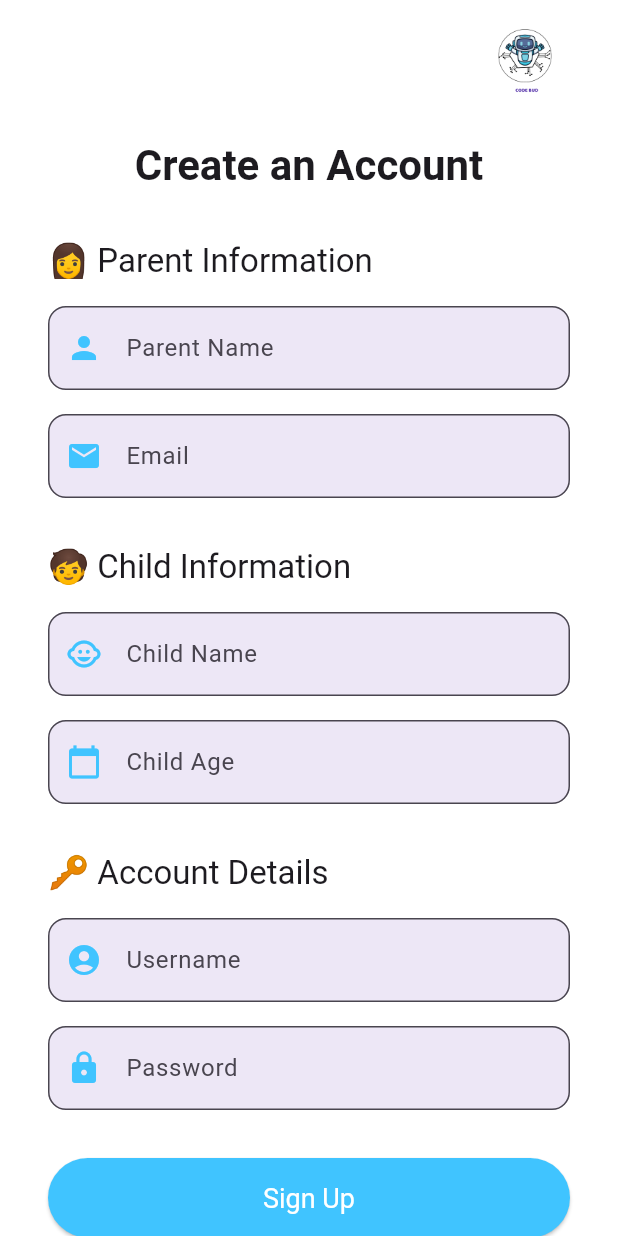
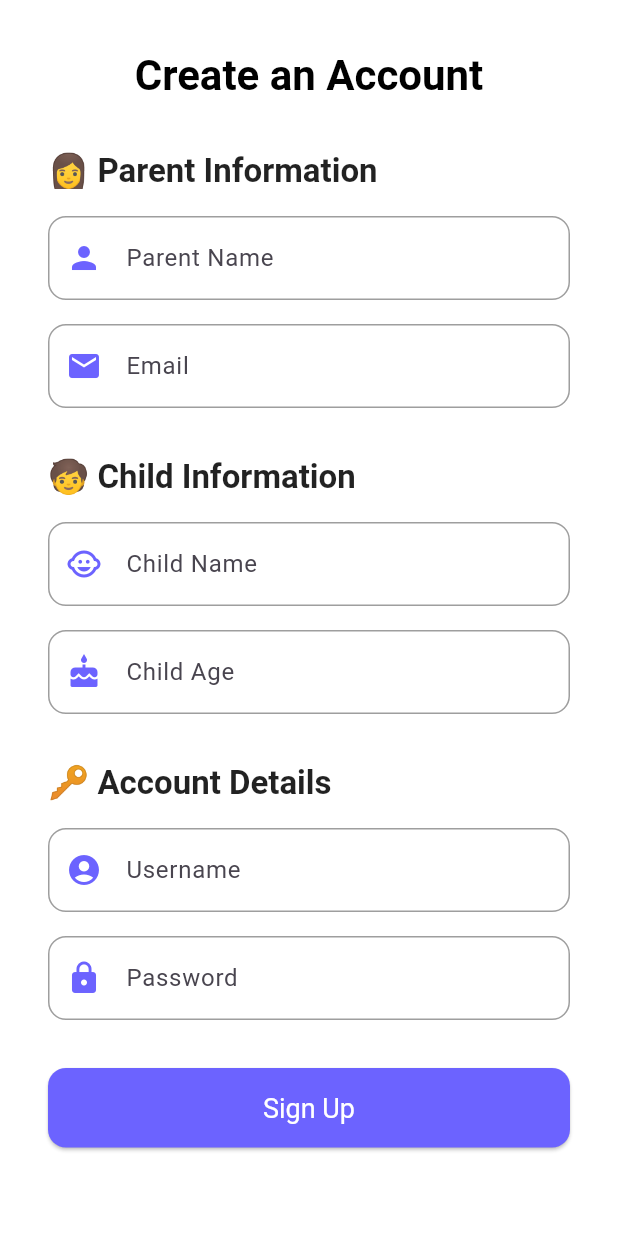
Before and after one commit to HAMZl/codebud-learning-app, a Flutter app: the SignUpPage screen opened by its route, on a phone screen of 412 x 824 dp. Run offline on Flutter 3.47's test engine with Material 3 defaults, Android fonts, the phone set to English and light mode, and no system bars.

Commit message:
Imrpoved styling for signup page

```diff
--- a/frontend/flutter_app/lib/screens/signup_page.dart
+++ b/frontend/flutter_app/lib/screens/signup_page.dart
@@ -21,7 +21,8 @@ class _SignUpPageState extends State<SignUpPage> {
   bool isLoading = false;
   bool isError = false;
 
-  // Validation function
+  static const Color primaryColor = Color(0xFF6C63FF);
+
   bool validateFields() {
     if (parentNameController.text.isEmpty ||
         emailController.text.isEmpty ||
@@ -44,7 +45,6 @@ class _SignUpPageState extends State<SignUpPage> {
     return true;
   }
 
-  // Function to handle sign up
   Future<void> handleSignUp() async {
     if (!validateFields()) return;
 
@@ -65,19 +65,14 @@ class _SignUpPageState extends State<SignUpPage> {
 
     try {
       final response = await http.post(
-        Uri.parse(
-          'http://127.0.0.1:5000/signup',
-        ), // CHANGE TO YOUR BACKEND URL IF NEEDED
+        Uri.parse('http://127.0.0.1:5000/signup'),
         headers: {"Content-Type": "application/json"},
         body: jsonEncode(body),
       );
 
       if (!mounted) return;
-
       final data = jsonDecode(response.body);
-      setState(() {
-        isLoading = false;
-      });
+      setState(() => isLoading = false);
 
       if (response.statusCode == 200 && data['success'] == true) {
         ScaffoldMessenger.of(context).showSnackBar(
@@ -119,17 +114,25 @@ class _SignUpPageState extends State<SignUpPage> {
 
   InputDecoration styledInputDecoration(String label, IconData icon) {
     return InputDecoration(
-      prefixIcon: Icon(icon, color: Colors.lightBlueAccent),
       labelText: label,
+      prefixIcon: Icon(icon, color: primaryColor),
       filled: true,
-      fillColor: Colors.deepPurple.shade50,
+      fillColor: Colors.white,
+      contentPadding: const EdgeInsets.symmetric(
+        vertical: 16.0,
+        horizontal: 16.0,
+      ),
       border: OutlineInputBorder(
         borderRadius: BorderRadius.circular(12),
-        borderSide: const BorderSide(color: Colors.deepPurple),
+        borderSide: const BorderSide(color: Colors.grey),
+      ),
+      enabledBorder: OutlineInputBorder(
+        borderRadius: BorderRadius.circular(12),
+        borderSide: const BorderSide(color: Colors.grey),
       ),
       focusedBorder: OutlineInputBorder(
         borderRadius: BorderRadius.circular(12),
-        borderSide: const BorderSide(color: Colors.deepPurple, width: 3),
+        borderSide: const BorderSide(color: primaryColor, width: 2),
       ),
     );
   }
@@ -145,13 +148,6 @@ class _SignUpPageState extends State<SignUpPage> {
             child: Column(
               crossAxisAlignment: CrossAxisAlignment.start,
               children: [
-                // Logo at top right
-                Row(
-                  mainAxisAlignment: MainAxisAlignment.end,
-                  children: [
-                    Image.asset('assets/images/codebud_logo.png', height: 60),
-                  ],
-                ),
                 const SizedBox(height: 16),
 
                 Center(
@@ -159,6 +155,7 @@ class _SignUpPageState extends State<SignUpPage> {
                     'Create an Account',
                     style: Theme.of(context).textTheme.headlineMedium?.copyWith(
                       fontWeight: FontWeight.bold,
+                      color: Colors.black,
                     ),
                   ),
                 ),
@@ -166,7 +163,10 @@ class _SignUpPageState extends State<SignUpPage> {
                 const SizedBox(height: 32),
                 Text(
                   '👩 Parent Information',
-                  style: Theme.of(context).textTheme.titleLarge,
+                  style: Theme.of(context).textTheme.titleLarge?.copyWith(
+                    color: Colors.black87,
+                    fontWeight: FontWeight.w600,
+                  ),
                 ),
                 const SizedBox(height: 16),
 
@@ -188,7 +188,10 @@ class _SignUpPageState extends State<SignUpPage> {
                 const SizedBox(height: 32),
                 Text(
                   '🧒 Child Information',
-                  style: Theme.of(context).textTheme.titleLarge,
+                  style: Theme.of(context).textTheme.titleLarge?.copyWith(
+                    color: Colors.black87,
+                    fontWeight: FontWeight.w600,
+                  ),
                 ),
                 const SizedBox(height: 16),
 
@@ -204,16 +207,16 @@ class _SignUpPageState extends State<SignUpPage> {
                 TextField(
                   controller: childAgeController,
                   keyboardType: TextInputType.number,
-                  decoration: styledInputDecoration(
-                    'Child Age',
-                    Icons.calendar_today,
-                  ),
+                  decoration: styledInputDecoration('Child Age', Icons.cake),
                 ),
 
                 const SizedBox(height: 32),
                 Text(
                   '🔑 Account Details',
-                  style: Theme.of(context).textTheme.titleLarge,
+                  style: Theme.of(context).textTheme.titleLarge?.copyWith(
+                    color: Colors.black87,
+                    fontWeight: FontWeight.w600,
+                  ),
                 ),
                 const SizedBox(height: 16),
 
@@ -240,10 +243,13 @@ class _SignUpPageState extends State<SignUpPage> {
                       ? const Center(child: CircularProgressIndicator())
                       : ElevatedButton(
                           style: ElevatedButton.styleFrom(
-                            backgroundColor: Colors.lightBlueAccent,
+                            backgroundColor: primaryColor,
                             foregroundColor: Colors.white,
                             padding: const EdgeInsets.symmetric(vertical: 16),
                             textStyle: const TextStyle(fontSize: 18),
+                            shape: RoundedRectangleBorder(
+                              borderRadius: BorderRadius.circular(12),
+                            ),
                           ),
                           onPressed: handleSignUp,
                           child: const Text('Sign Up'),
@@ -268,7 +274,10 @@ class _SignUpPageState extends State<SignUpPage> {
                     const Text("Already have an account? "),
                     TextButton(
                       onPressed: () => Navigator.pushNamed(context, '/login'),
-                      child: const Text('Login'),
+                      child: Text(
+                        'Login',
+                        style: TextStyle(color: primaryColor),
+                      ),
                     ),
                   ],
                 ),
```
